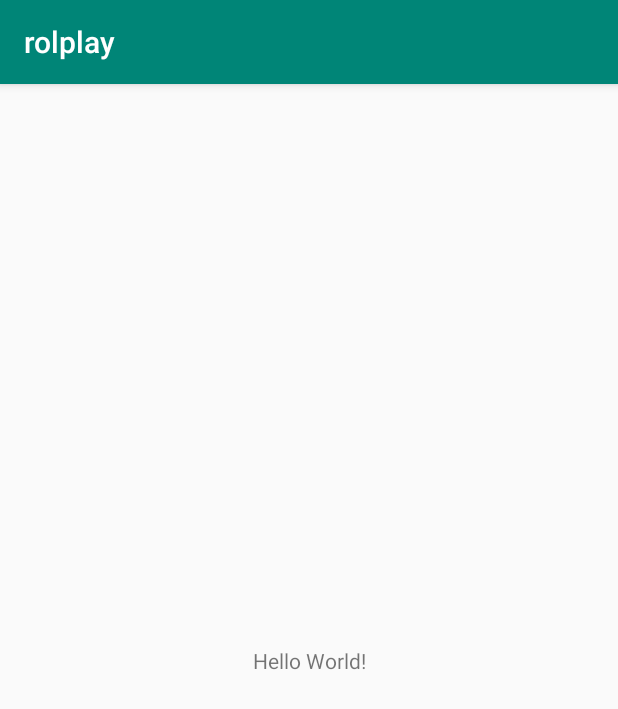
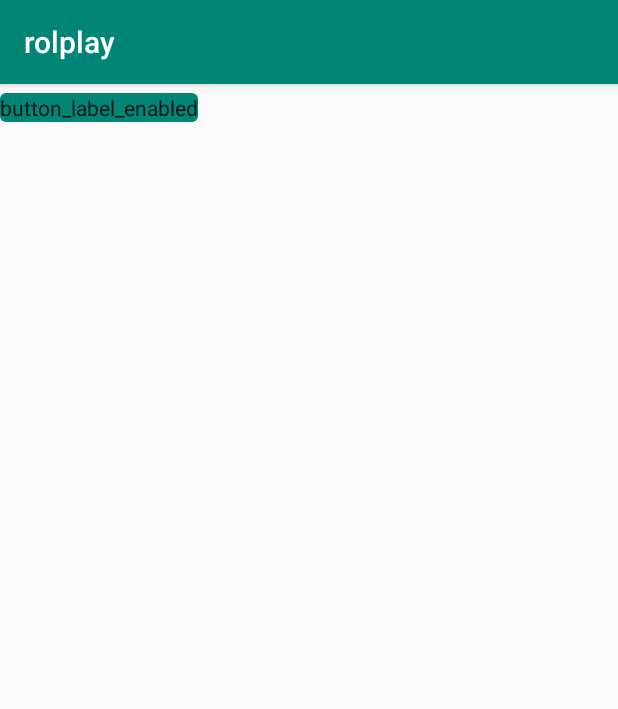
Before and after one commit to DevVahlok/rolplay, an Android app: the screen it shows after launch (MainActivity), on a phone screen of 412 x 824 dp. Shown: the top 709 px of the screen. Run offline under Robolectric (Android 15) with nearby library versions, the phone set to English and light mode, and no system bars.

Commit message:
Intento material

```diff
--- a/app/build.gradle
+++ b/app/build.gradle
@@ -1,4 +1,5 @@
 apply plugin: 'com.android.application'
+apply plugin: 'com.google.gms.google-services'
 
 android {
     compileSdkVersion 29
@@ -23,7 +24,9 @@
     implementation fileTree(dir: 'libs', include: ['*.jar'])
     implementation 'androidx.appcompat:appcompat:1.1.0'
     implementation 'androidx.constraintlayout:constraintlayout:1.1.3'
-    testImplementation 'junit:junit:4.12'
+    testImplementation 'junit:junit:4.13'
     androidTestImplementation 'androidx.test:runner:1.2.0'
     androidTestImplementation 'androidx.test.espresso:espresso-core:3.2.0'
+    implementation 'com.google.firebase:firebase-analytics:17.2.2'
+    api 'com.google.android.material:material:1.2.0-alpha04'
 }
--- a/app/src/main/java/com/example/rolplay/MainActivity.java
+++ b/app/src/main/java/com/example/rolplay/MainActivity.java
@@ -6,13 +6,9 @@
 
 public class MainActivity extends AppCompatActivity {
 
-    private Button mbuton;
-
     @Override
     protected void onCreate(Bundle savedInstanceState) {
         super.onCreate(savedInstanceState);
         setContentView(R.layout.activity_main);
-        mbuton.setText("tonto");
-        //merge done
     }
 }
--- a/app/src/main/res/layout/activity_main.xml
+++ b/app/src/main/res/layout/activity_main.xml
@@ -1,5 +1,5 @@
 <?xml version="1.0" encoding="utf-8"?>
-<androidx.constraintlayout.widget.ConstraintLayout
+<RelativeLayout
     xmlns:android="http://schemas.android.com/apk/res/android"
     xmlns:tools="http://schemas.android.com/tools"
     xmlns:app="http://schemas.android.com/apk/res-auto"
@@ -7,13 +7,10 @@
     android:layout_height="match_parent"
     tools:context=".MainActivity">
 
-    <TextView
+    <com.google.android.material.button.MaterialButton
+        android:id="@+id/material_button"
         android:layout_width="wrap_content"
         android:layout_height="wrap_content"
-        android:text="Hello World!"
-        app:layout_constraintBottom_toBottomOf="parent"
-        app:layout_constraintLeft_toLeftOf="parent"
-        app:layout_constraintRight_toRightOf="parent"
-        app:layout_constraintTop_toTopOf="parent" />
+        android:text="button_label_enabled"/>
 
-</androidx.constraintlayout.widget.ConstraintLayout>
+</RelativeLayout>
--- a/build.gradle
+++ b/build.gradle
@@ -8,7 +8,7 @@
     }
     dependencies {
         classpath 'com.android.tools.build:gradle:3.5.0'
-
+        classpath 'com.google.gms:google-services:4.3.3'
         // NOTE: Do not place your application dependencies here; they belong
         // in the individual module build.gradle files
     }
```
Also changed, not shown: 1 other file.
